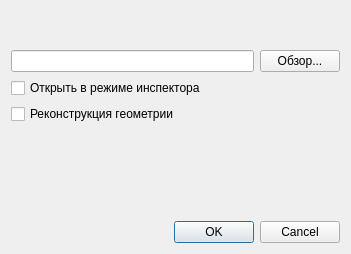
Qt form dialogs/open_file_dialog.ui (dralex/CyberiadaHSM-Editor) before a commit.
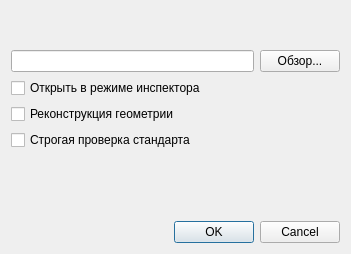
The same form after that commit.

Commit message: add the strict standard checks option

Diff of the .ui file:
```diff
--- a/dialogs/open_file_dialog.ui
+++ b/dialogs/open_file_dialog.ui
@@ -48,6 +48,13 @@
      </property>
     </widget>
    </item>
+   <item>
+    <widget class="QCheckBox" name="strictCheckBox">
+     <property name="text">
+      <string>Строгая проверка стандарта</string>
+     </property>
+    </widget>
+   </item>
    <item>
     <spacer name="verticalSpacer">
      <property name="orientation">
```
Left out of the diff: 1 changed line with no effect on the pictures. The commit also changes 9 other files.
